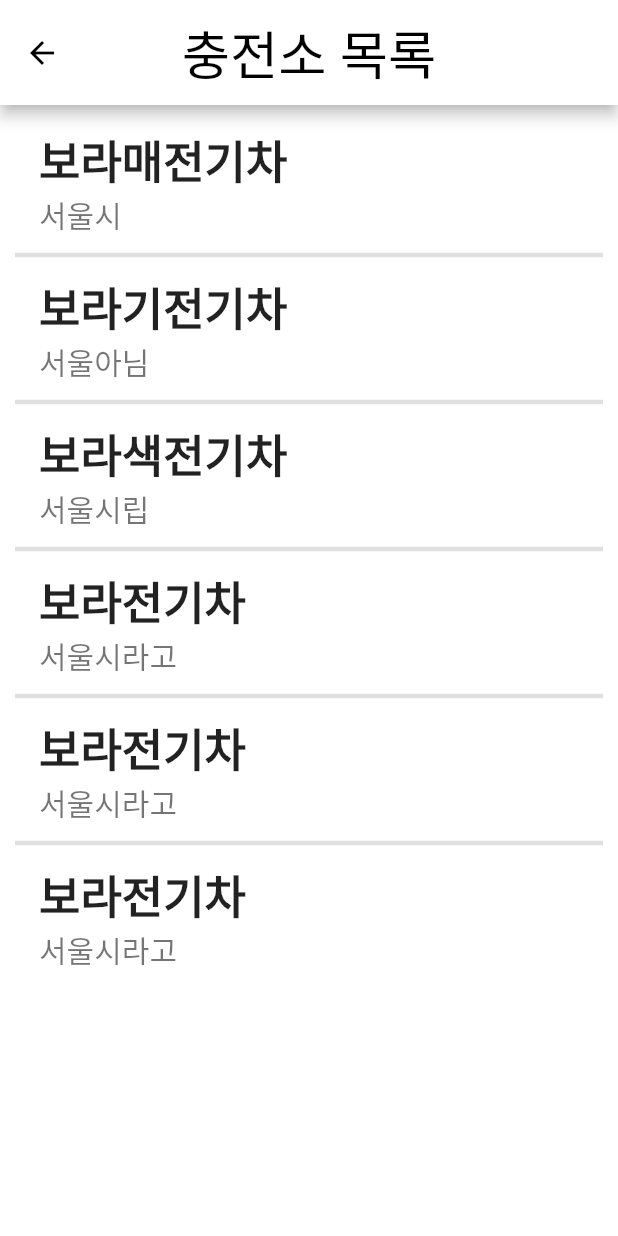
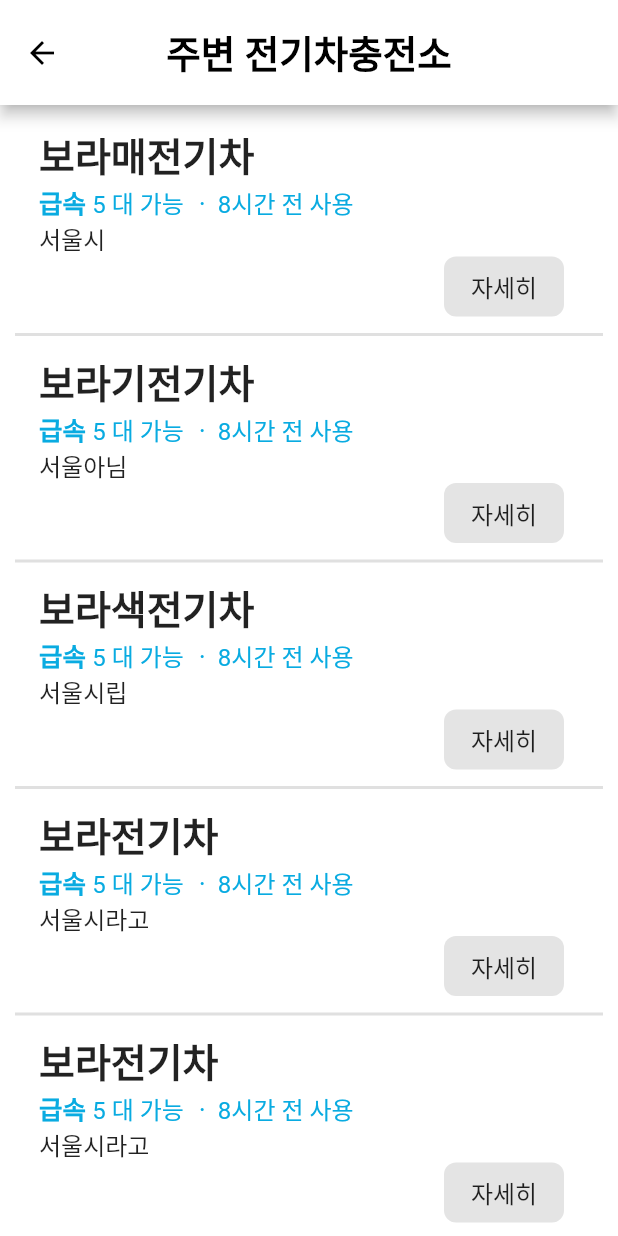
Before and after one commit to seong-real/AndroidApp_For_Predict_EVCharger_Capacity, a Flutter app: the FindPage screen opened by its route, on a phone screen of 412 x 824 dp. Run offline on Flutter 3.47's test engine with Material 2 defaults, Android fonts, the light colour scheme and no system bars; our stand-ins replace fluttertoast, go_router, permission_handler; missing offline and left inert: tmap_ui_sdk.

Commit message:
지도에서 넘어가 주변 전기차 충전소 목록을 띄우는 find페이지 제작 완료

```diff
--- a/lib/pages/find.dart
+++ b/lib/pages/find.dart
@@ -1,5 +1,6 @@
 import 'package:flutter/material.dart';
 import 'package:tmap_raster_flutter_sample/models/station_info.dart';
+import 'dart:math';
 
 class FindPage extends StatefulWidget {
   const FindPage({super.key});
@@ -10,6 +11,7 @@ class FindPage extends StatefulWidget {
 
 class _FindPageState extends State<FindPage> {
   //final Future<List<StationInfo>> stations = ApiService.getStationInfo();
+
   List<StationInfo> stationlist = [
     StationInfo(
         address: "서울시",
@@ -60,6 +62,7 @@ class _FindPageState extends State<FindPage> {
         occupancy_60: 0.65,
         occupancy_120: 0.33),
   ];
+
   @override
   void initState() {
     super.initState();
@@ -76,8 +79,8 @@ class _FindPageState extends State<FindPage> {
           backgroundColor: Colors.white,
           foregroundColor: Colors.black,
           title: const Text(
-            "충전소 목록",
-            style: TextStyle(fontSize: 35, fontWeight: FontWeight.w500),
+            "주변 전기차충전소",
+            style: TextStyle(fontSize: 25, fontWeight: FontWeight.w600),
           ),
         ),
         body: ListView.separated(
@@ -85,24 +88,77 @@ class _FindPageState extends State<FindPage> {
           itemCount: 6,
           padding: const EdgeInsets.all(10),
           itemBuilder: (context, index) {
+            final random = Random();
+            var randomNumber = random.nextInt(6) + 1;
+            var randomNumber2 = random.nextInt(10) + 1;
             var station = stationlist[index];
             return ListTile(
-                title: Text(
-                  station.name,
-                  style: const TextStyle(
-                      fontSize: 30, fontWeight: FontWeight.w600),
-                ),
-                subtitle: Row(children: [
+              title: Column(
+                crossAxisAlignment: CrossAxisAlignment.start,
+                children: [
+                  Text(
+                    station.name,
+                    style: const TextStyle(
+                        fontSize: 26, fontWeight: FontWeight.w600),
+                  ),
+                  RichText(
+                    text: TextSpan(
+                      children: <TextSpan>[
+                        const TextSpan(
+                          text: '급속 ',
+                          style: TextStyle(
+                              fontSize: 17,
+                              fontWeight: FontWeight.w700,
+                              color: Color.fromARGB(255, 9, 171, 225)),
+                        ),
+                        TextSpan(
+                          text: '$randomNumber 대 가능 ㆍ $randomNumber2시간 전 사용',
+                          style: const TextStyle(
+                              fontSize: 16,
+                              color: Color.fromARGB(255, 9, 171, 225)),
+                        )
+                      ],
+                    ),
+                  ),
                   Text(
                     station.address,
                     style: const TextStyle(
-                        fontSize: 20, fontWeight: FontWeight.w500),
+                        fontSize: 16, fontWeight: FontWeight.w500),
                   ),
-                ]));
+                ],
+              ),
+              subtitle: Row(
+                crossAxisAlignment: CrossAxisAlignment.start,
+                children: [
+                  const SizedBox(
+                    width: 270,
+                  ),
+                  SizedBox(
+                    width: 80,
+                    height: 40,
+                    child: TextButton(
+                        onPressed: null,
+                        style: ButtonStyle(
+                          backgroundColor: const MaterialStatePropertyAll(
+                              Color.fromARGB(255, 228, 228, 228)),
+                          shape: MaterialStatePropertyAll(
+                            RoundedRectangleBorder(
+                              borderRadius: BorderRadius.circular(8.0),
+                            ),
+                          ),
+                        ),
+                        child: const Text(
+                          '자세히',
+                          style: TextStyle(fontSize: 16, color: Colors.black87),
+                        )),
+                  ),
+                ],
+              ),
+            );
           },
           separatorBuilder: (context, index) {
             return const Divider(
-              thickness: 3,
+              thickness: 2,
             );
           },
         )
```
Also changed, not shown: 1 other file.
